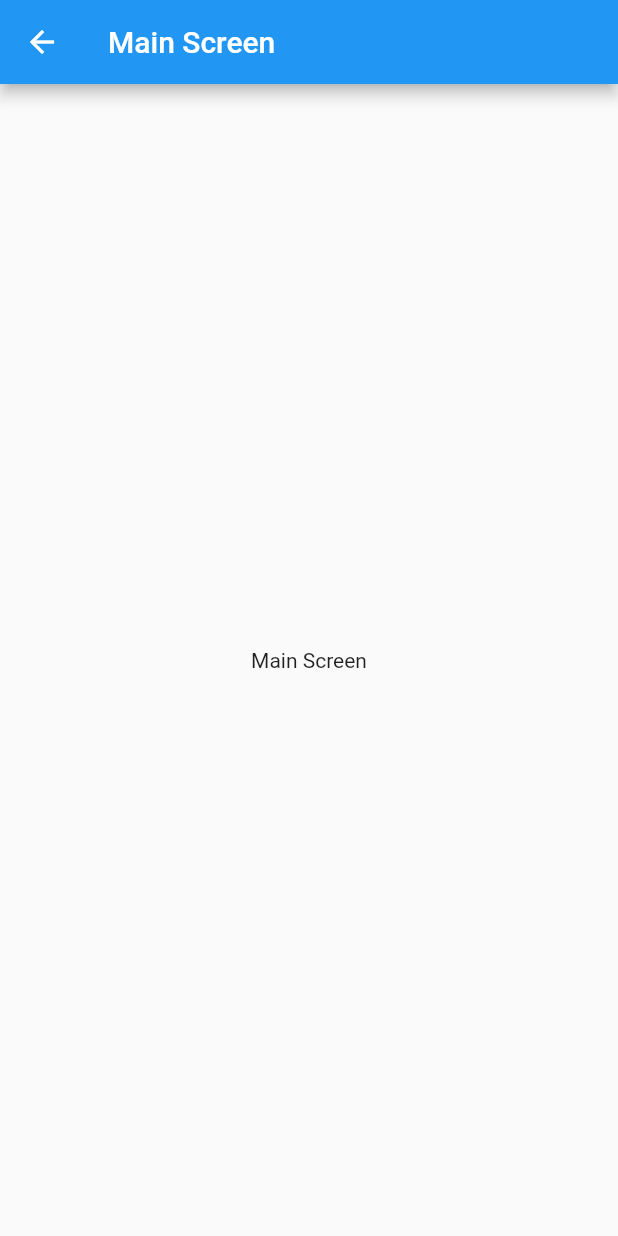
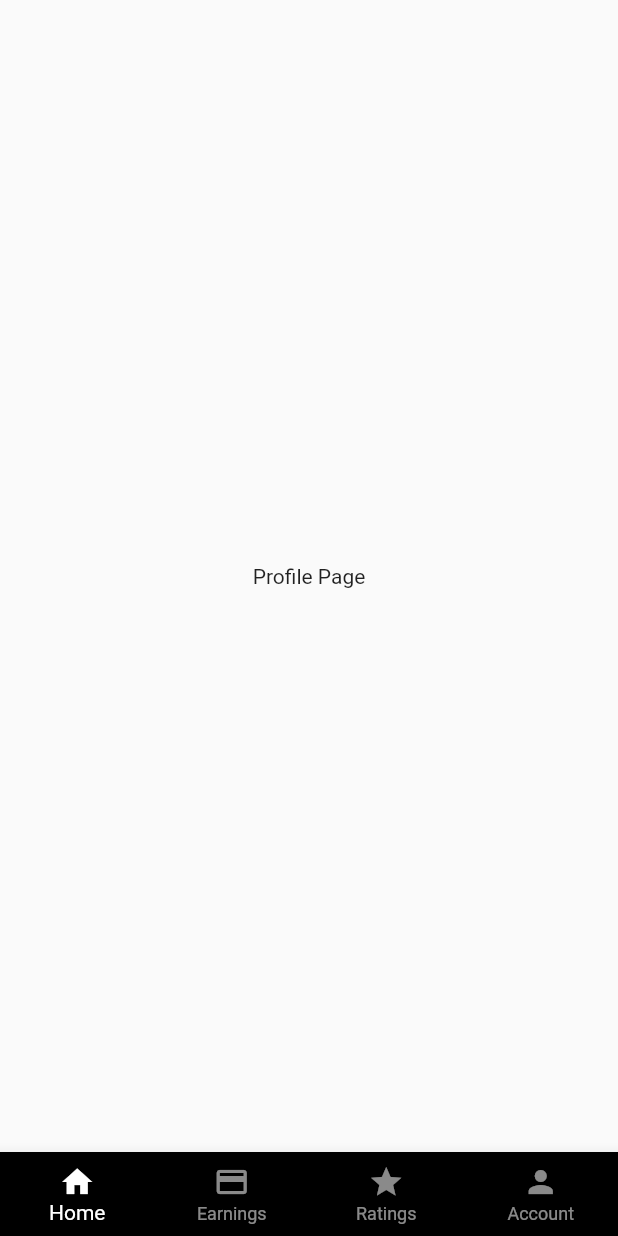
Before and after one commit to kkmaurice/Uber-Clone-Drivers-App, a Flutter app: the screen it shows after launch, on a phone screen of 412 x 824 dp. Run offline on Flutter 3.47's test engine with Material 2 defaults, Android fonts, the phone set to English and light mode, and no system bars.

Commit message:
added bottom navigation bar

```diff
--- a/drivers_app/lib/mainScreens/main_screen.dart
+++ b/drivers_app/lib/mainScreens/main_screen.dart
@@ -1,6 +1,8 @@
+import 'package:drivers_app/tabPages/earning_tab.dart';
+import 'package:drivers_app/tabPages/home_tab.dart';
+import 'package:drivers_app/tabPages/profile_tab.dart';
+import 'package:drivers_app/tabPages/ratings_tab.dart';
 import 'package:flutter/material.dart';
-import 'package:flutter/src/widgets/framework.dart';
-import 'package:flutter/src/widgets/placeholder.dart';
 
 class MainScreen extends StatefulWidget {
   const MainScreen({super.key});
@@ -9,15 +11,54 @@ class MainScreen extends StatefulWidget {
   State<MainScreen> createState() => _MainScreenState();
 }
 
-class _MainScreenState extends State<MainScreen> {
+class _MainScreenState extends State<MainScreen>
+    with SingleTickerProviderStateMixin {
+  TabController? tabController;
+
+  int selectedIndex = 0;
+
+  onItemClicked(int index) {
+    setState(() {
+      selectedIndex = index;
+      tabController!.index = selectedIndex;
+    });
+  }
+
+  @override
+  void initState() {
+    super.initState();
+    tabController = TabController(length: 4, vsync: this);
+  }
+
   @override
   Widget build(BuildContext context) {
     return Scaffold(
-        appBar: AppBar(
-          title: const Text('Main Screen'),
-        ),
-        body: const Center(
-          child: Text('Main Screen'),
-        ));
+      body: TabBarView(
+        physics: const NeverScrollableScrollPhysics(),
+        controller: tabController,
+        children: const [
+          HomeTab(),
+          EarningsTabPage(),
+          RatingsTabPage(),
+          ProfileTab()
+        ],
+      ),
+      bottomNavigationBar: BottomNavigationBar(
+          unselectedItemColor: Colors.white54,
+          selectedItemColor: Colors.white,
+          selectedLabelStyle: const TextStyle(fontSize: 14),
+          backgroundColor: Colors.black,
+          type: BottomNavigationBarType.fixed,
+          showUnselectedLabels: true,
+          currentIndex: selectedIndex,
+          onTap: onItemClicked,
+          items: const [
+            BottomNavigationBarItem(icon: Icon(Icons.home), label: 'Home'),
+            BottomNavigationBarItem(
+                icon: Icon(Icons.credit_card), label: 'Earnings'),
+            BottomNavigationBarItem(icon: Icon(Icons.star), label: 'Ratings'),
+            BottomNavigationBarItem(icon: Icon(Icons.person), label: 'Account')
+          ]),
+    );
   }
 }
--- /dev/null
+++ b/drivers_app/lib/tabPages/home_tab.dart
@@ -0,0 +1,17 @@
+import 'package:flutter/src/widgets/framework.dart';
+import 'package:flutter/src/widgets/placeholder.dart';
+import 'package:flutter/widgets.dart';
+
+class HomeTab extends StatefulWidget {
+  const HomeTab({super.key});
+
+  @override
+  State<HomeTab> createState() => _HomeTabState();
+}
+
+class _HomeTabState extends State<HomeTab> {
+  @override
+  Widget build(BuildContext context) {
+    return const Center(child: Text('Profile Page'));
+  }
+}
```
Also changed, not shown: drivers_app/lib/splashScreen/splash_screen.dart (+10 -4 lines), drivers_app/lib/tabPages/earning_tab.dart (added, +17 -0 lines), drivers_app/lib/tabPages/profile_tab.dart (added, +17 -0 lines), drivers_app/lib/tabPages/ratings_tab.dart (added, +17 -0 lines).
